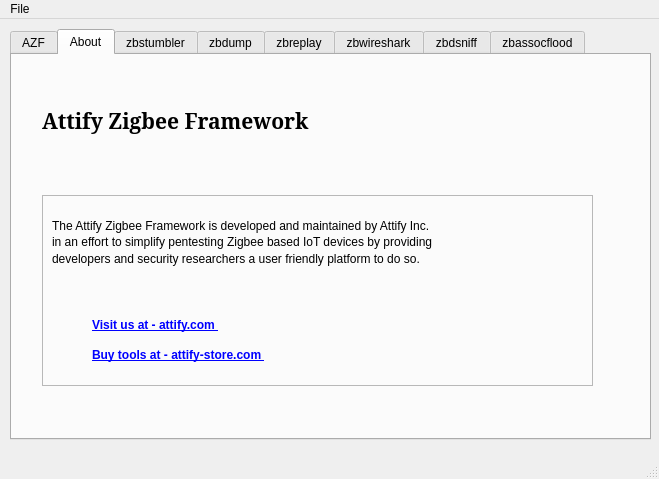
Before: the Qt Designer form UI/base.ui in attify/Attify-Zigbee-Framework, drawn with Qt 5.
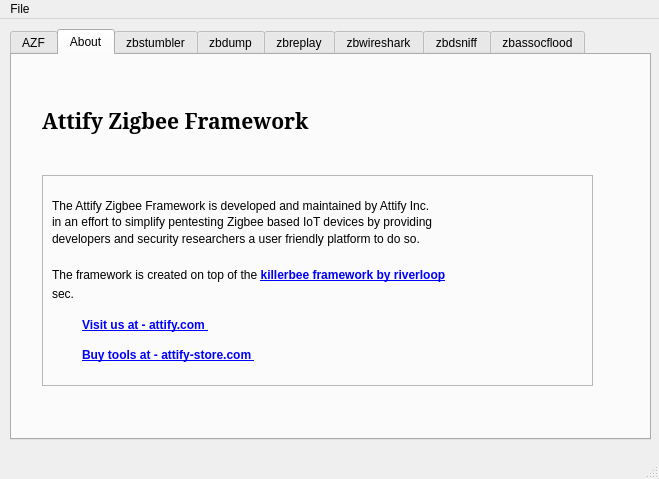
After: the same form once the commit is applied. The open tabs and pages were chosen to show the change. Icons and pictures are not drawn.

Commit message: Added links to killerbee

What changed in the file:
```diff
--- a/UI/base.ui
+++ b/UI/base.ui
@@ -221,9 +221,9 @@
       <property name="geometry">
        <rect>
         <x>30</x>
-        <y>140</y>
+        <y>120</y>
         <width>551</width>
-        <height>191</height>
+        <height>211</height>
        </rect>
       </property>
       <property name="frameShape">
@@ -274,8 +274,8 @@
       <widget class="QLabel" name="attifyWebLink">
        <property name="geometry">
         <rect>
-         <x>50</x>
-         <y>120</y>
+         <x>40</x>
+         <y>140</y>
          <width>411</width>
          <height>21</height>
         </rect>
@@ -287,8 +287,8 @@
       <widget class="QLabel" name="AttifyStoreLink">
        <property name="geometry">
         <rect>
-         <x>50</x>
-         <y>150</y>
+         <x>40</x>
+         <y>170</y>
          <width>371</width>
          <height>21</height>
         </rect>
@@ -297,6 +297,32 @@
         <string>&lt;html&gt;&lt;head/&gt;&lt;body&gt;&lt;p&gt;&lt;a href=&quot;https://attify-store.com&quot;&gt;&lt;span style=&quot; font-weight:600; text-decoration: underline; color:#0000ff;&quot;&gt;Buy tools at - attify-store.com &lt;/span&gt;&lt;/a&gt;&lt;/p&gt;&lt;/body&gt;&lt;/html&gt;</string>
        </property>
       </widget>
+      <widget class="QLabel" name="killerbeeLink">
+       <property name="geometry">
+        <rect>
+         <x>10</x>
+         <y>90</y>
+         <width>511</width>
+         <height>21</height>
+        </rect>
+       </property>
+       <property name="text">
+        <string>&lt;html&gt;&lt;head/&gt;&lt;body&gt;&lt;p&gt;The framework is created on top of the &lt;a href=&quot;https://github.com/riverloopsec/killerbee&quot;&gt;&lt;span style=&quot; font-weight:600; text-decoration: underline; color:#0000ff;&quot;&gt;killerbee framework by riverloop&lt;/span&gt;&lt;/a&gt;&lt;/p&gt;&lt;/body&gt;&lt;/html&gt;</string>
+       </property>
+      </widget>
+      <widget class="QLabel" name="label_18">
+       <property name="geometry">
+        <rect>
+         <x>10</x>
+         <y>110</y>
+         <width>161</width>
+         <height>17</height>
+        </rect>
+       </property>
+       <property name="text">
+        <string>sec.</string>
+       </property>
+      </widget>
      </widget>
     </widget>
     <widget class="QWidget" name="tab_zbstumbler">
```
The commit also changes 2 other files.
